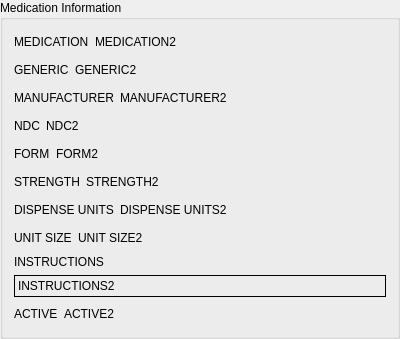
Above: src/db/druggroupbox.ui from kyledevans/Medicine-Track before the change. Below: the same form after it.
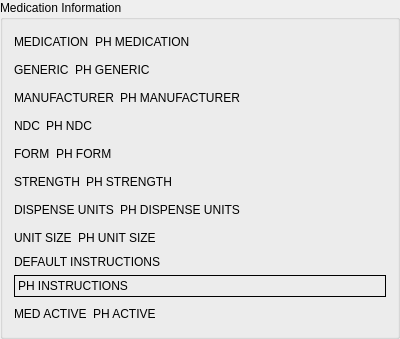
That is the form after the change.

Patch:
```diff
--- a/src/db/druggroupbox.ui
+++ b/src/db/druggroupbox.ui
@@ -26,7 +26,7 @@
      <item>
       <widget class="QLabel" name="medicationLabel">
        <property name="text">
-        <string notr="true">MEDICATION2</string>
+        <string notr="true">PH MEDICATION</string>
        </property>
        <property name="textInteractionFlags">
         <set>Qt::LinksAccessibleByMouse|Qt::TextSelectableByMouse</set>
@@ -60,7 +60,7 @@
      <item>
       <widget class="QLabel" name="genericLabel">
        <property name="text">
-        <string notr="true">GENERIC2</string>
+        <string notr="true">PH GENERIC</string>
        </property>
        <property name="textInteractionFlags">
         <set>Qt::LinksAccessibleByMouse|Qt::TextSelectableByMouse</set>
@@ -94,7 +94,7 @@
      <item>
       <widget class="QLabel" name="manufacturerLabel">
        <property name="text">
-        <string notr="true">MANUFACTURER2</string>
+        <string notr="true">PH MANUFACTURER</string>
        </property>
        <property name="textInteractionFlags">
         <set>Qt::LinksAccessibleByMouse|Qt::TextSelectableByMouse</set>
@@ -128,7 +128,7 @@
      <item>
       <widget class="QLabel" name="ndcLabel">
        <property name="text">
-        <string notr="true">NDC2</string>
+        <string notr="true">PH NDC</string>
        </property>
        <property name="textInteractionFlags">
         <set>Qt::LinksAccessibleByMouse|Qt::TextSelectableByMouse</set>
@@ -162,7 +162,7 @@
      <item>
       <widget class="QLabel" name="formLabel">
        <property name="text">
-        <string notr="true">FORM2</string>
+        <string notr="true">PH FORM</string>
        </property>
        <property name="textInteractionFlags">
         <set>Qt::LinksAccessibleByMouse|Qt::TextSelectableByMouse</set>
@@ -196,7 +196,7 @@
      <item>
       <widget class="QLabel" name="strengthLabel">
        <property name="text">
-        <string notr="true">STRENGTH2</string>
+        <string notr="true">PH STRENGTH</string>
        </property>
        <property name="textInteractionFlags">
         <set>Qt::LinksAccessibleByMouse|Qt::TextSelectableByMouse</set>
@@ -230,7 +230,7 @@
      <item>
       <widget class="QLabel" name="dispenseLabel">
        <property name="text">
-        <string notr="true">DISPENSE UNITS2</string>
+        <string notr="true">PH DISPENSE UNITS</string>
        </property>
        <property name="textInteractionFlags">
         <set>Qt::LinksAccessibleByMouse|Qt::TextSelectableByMouse</set>
@@ -264,7 +264,7 @@
      <item>
       <widget class="QLabel" name="unitLabel">
        <property name="text">
-        <string notr="true">UNIT SIZE2</string>
+        <string notr="true">PH UNIT SIZE</string>
        </property>
        <property name="textInteractionFlags">
         <set>Qt::LinksAccessibleByMouse|Qt::TextSelectableByMouse</set>
@@ -291,7 +291,7 @@
      <item>
       <widget class="QLabel" name="instructionsTitle">
        <property name="text">
-        <string>INSTRUCTIONS</string>
+        <string comment="DEFAULT INSTRUCTIONS DISPLAY LABEL">DEFAULT INSTRUCTIONS</string>
        </property>
       </widget>
      </item>
@@ -307,7 +307,7 @@
         <enum>QFrame::Box</enum>
        </property>
        <property name="text">
-        <string notr="true">INSTRUCTIONS2</string>
+        <string notr="true">PH INSTRUCTIONS</string>
        </property>
        <property name="alignment">
         <set>Qt::AlignLeading|Qt::AlignLeft|Qt::AlignTop</set>
@@ -324,14 +324,14 @@
      <item>
       <widget class="QLabel" name="activeTitle">
        <property name="text">
-        <string>ACTIVE</string>
+        <string comment="MED ACTIVE DISPLAY LABEL">MED ACTIVE</string>
        </property>
       </widget>
      </item>
      <item>
       <widget class="QLabel" name="activeLabel">
        <property name="text">
-        <string notr="true">ACTIVE2</string>
+        <string notr="true">PH ACTIVE</string>
        </property>
        <property name="textInteractionFlags">
         <set>Qt::LinksAccessibleByMouse|Qt::TextSelectableByMouse</set>
```
Left out of the diff: 76 changed lines with no effect on the pictures.
